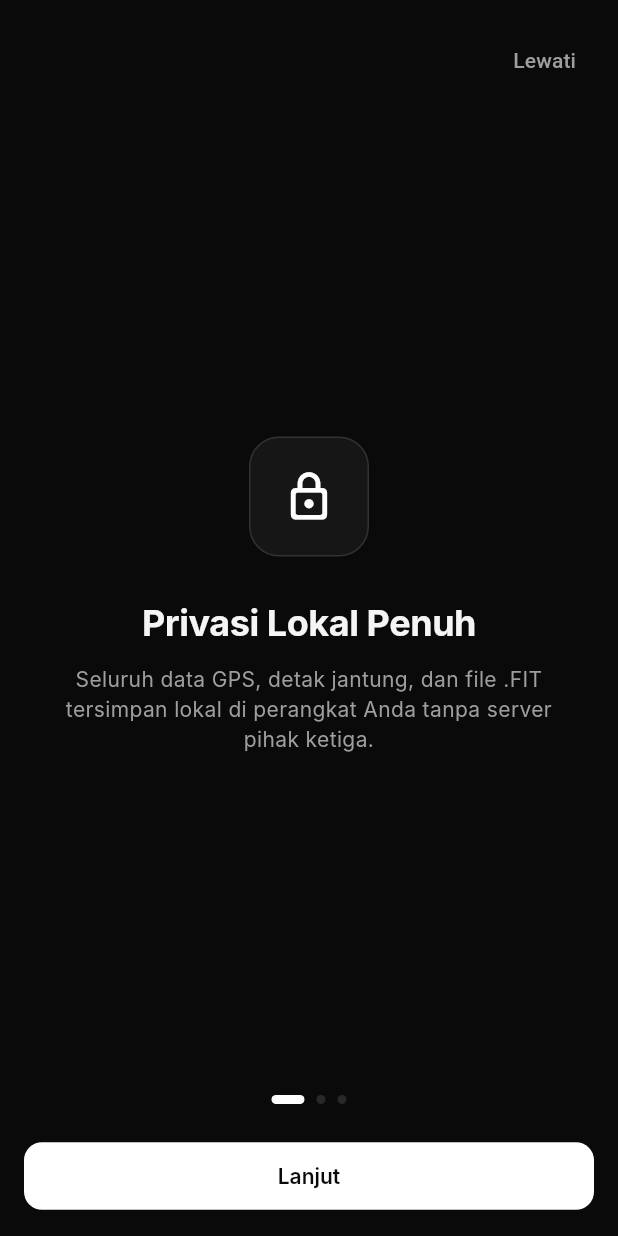
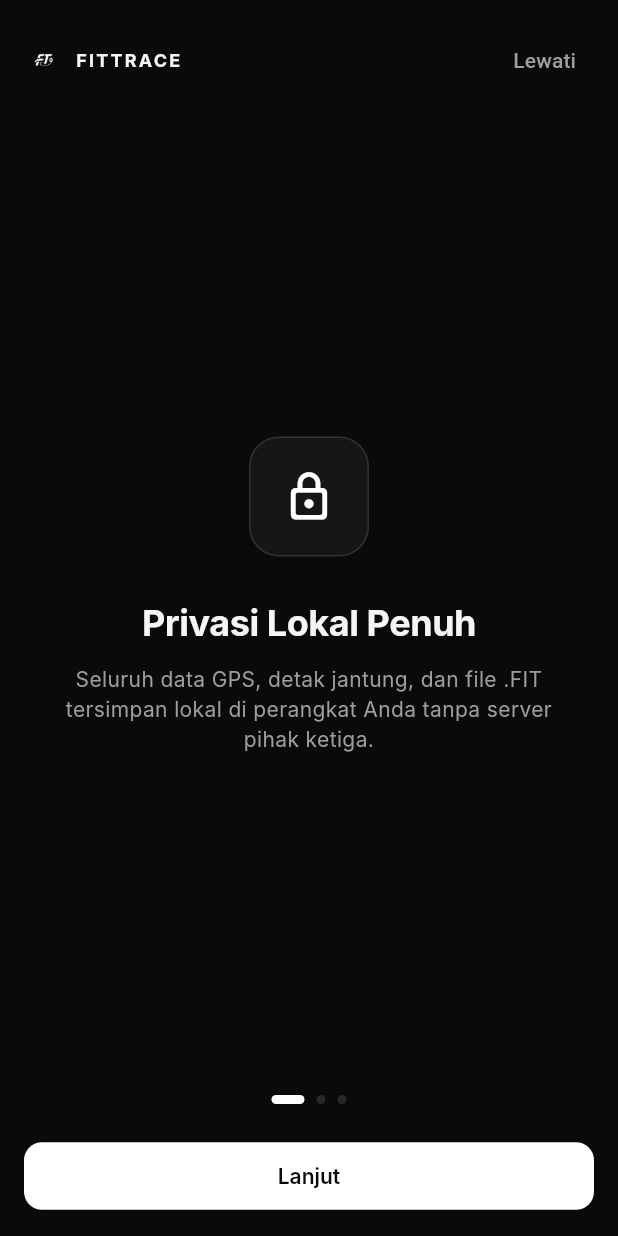
Before and after one commit to Nalaaa17/FitTrace, a Flutter app: the OnboardingScreen screen opened directly, on a phone screen of 412 x 824 dp. Run offline on Flutter 3.47's test engine with Material 3 defaults, Android fonts, the phone set to English and light mode, and no system bars; our stand-ins replace connectivity_plus, dio, drift, file_picker, flutter_map, flutter_riverpod and 5 more; missing offline and left inert: fit_tool; accounts and stored records are empty; Roboto replaces fonts that are missing (Inter, Space Grotesk).

Commit message:
feat(branding): integrate official FitTrace logo across app, splash, onboarding, story watermark, and platform icons

```diff
--- a/lib/features/onboarding/presentation/onboarding_screen.dart
+++ b/lib/features/onboarding/presentation/onboarding_screen.dart
@@ -135,15 +135,37 @@ class _OnboardingScreenState extends ConsumerState<OnboardingScreen> {
     return Column(
       crossAxisAlignment: CrossAxisAlignment.stretch,
       children: <Widget>[
-        Align(
-          alignment: Alignment.centerRight,
-          child: TextButton(
-            onPressed: _completeManualMode,
-            child: Text(
-              'Lewati',
-              style: TextStyle(color: colors.textSecondary),
+        Row(
+          mainAxisAlignment: MainAxisAlignment.spaceBetween,
+          children: <Widget>[
+            Row(
+              children: <Widget>[
+                ClipRRect(
+                  borderRadius: BorderRadius.circular(6),
+                  child: Image.asset(
+                    'assets/images/logo.png',
+                    width: 26,
+                    height: 26,
+                  ),
+                ),
+                const SizedBox(width: 8),
+                Text(
+                  'FITTRACE',
+                  style: AppTypography.metricLabel(colors.textPrimary).copyWith(
+                    fontWeight: FontWeight.w700,
+                    letterSpacing: 1.5,
+                  ),
+                ),
+              ],
             ),
-          ),
+            TextButton(
+              onPressed: _completeManualMode,
+              child: Text(
+                'Lewati',
+                style: TextStyle(color: colors.textSecondary),
+              ),
+            ),
+          ],
         ),
         Expanded(
           child: PageView.builder(
--- a/pubspec.yaml
+++ b/pubspec.yaml
@@ -79,10 +79,8 @@ flutter:
   # the material Icons class.
   uses-material-design: true
 
-  # To add assets to your application, add an assets section, like this:
-  # assets:
-  #   - images/a_dot_burr.jpeg
-  #   - images/a_dot_ham.jpeg
+  assets:
+    - assets/images/
 
   # An image asset can refer to one or more resolution-specific "variants", see
   # https://flutter.dev/to/resolution-aware-images
```
Also changed, not shown: lib/features/feed/presentation/feed_screen.dart (+15 -1 lines), lib/features/onboarding/presentation/splash_screen.dart (+8 -4 lines), lib/features/settings/presentation/settings_screen.dart (+11 -4 lines), lib/features/story_share/presentation/widgets/story_card_canvas.dart (+20 -6 lines), assets/images/emblem_128.png (added), assets/images/emblem_256.png (added), assets/images/logo.png (added), assets/images/logo_128.png (added), assets/images/logo_256.png (added), assets/images/logo_foreground.png (added), assets/images/logo_small.png (added), 36 other files.
